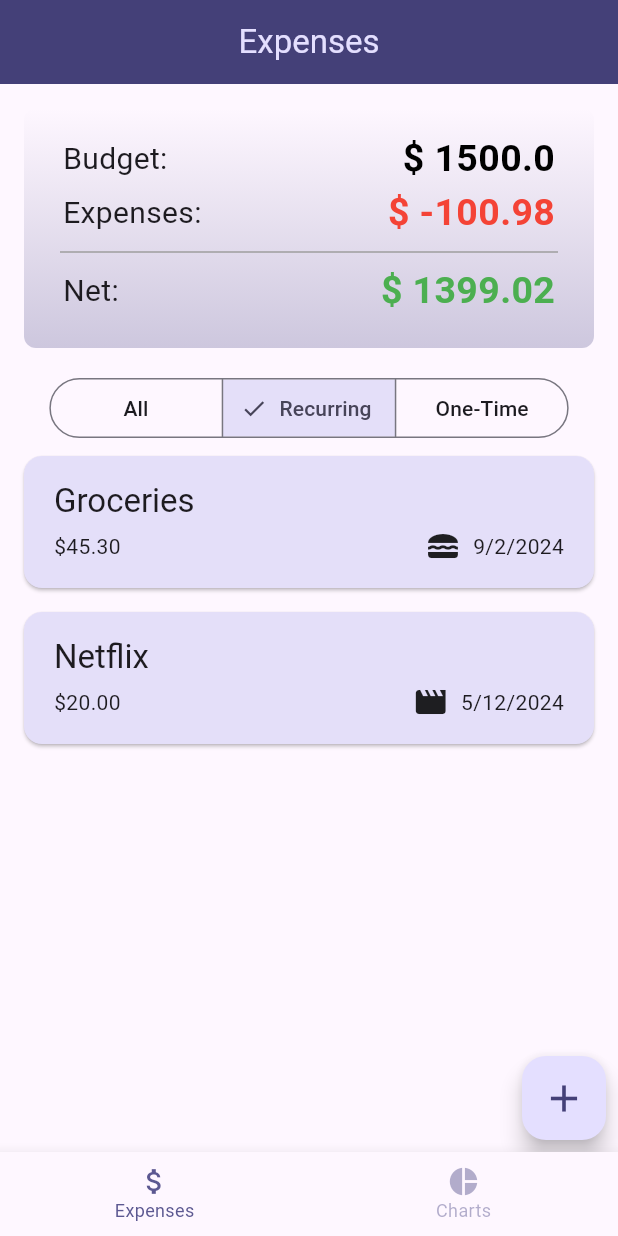
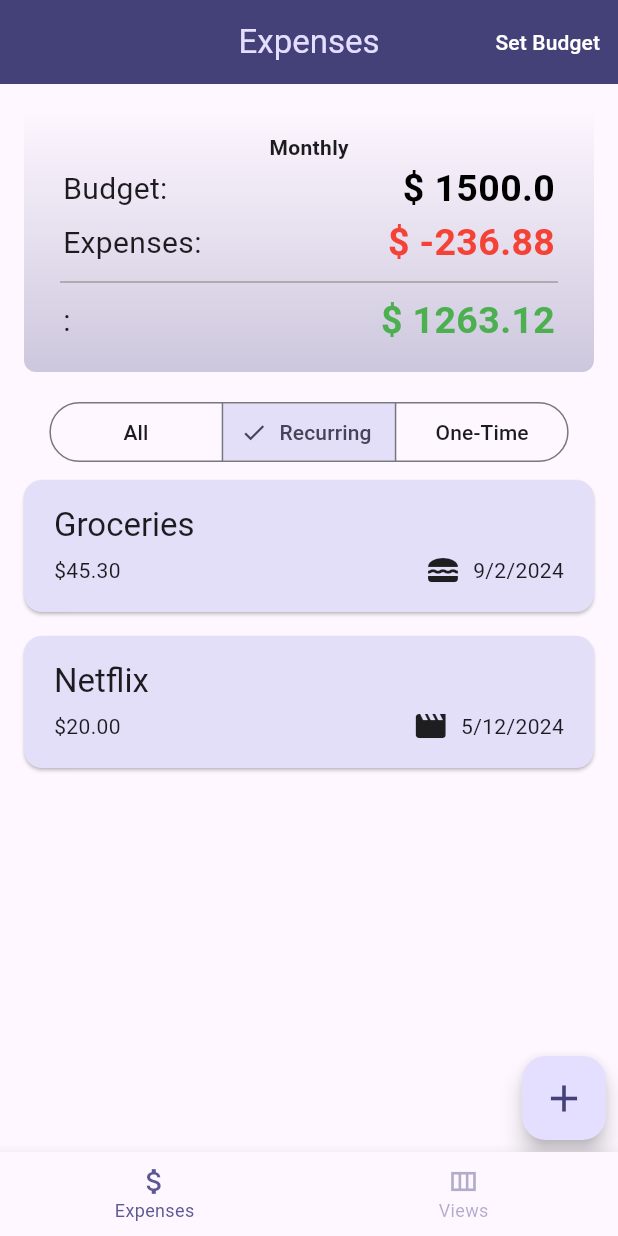
Before and after one commit to Mclovin0213/expense_app, a Flutter app: the screen it shows after launch, after a tap on "Recurring", on a phone screen of 412 x 824 dp. Run offline on Flutter 3.47's test engine with Material 3 defaults, Android fonts, the phone set to English and light mode, and no system bars; our stand-ins replace flutter_riverpod, table_calendar.

```diff
--- a/lib/app_route.dart
+++ b/lib/app_route.dart
@@ -1,4 +1,4 @@
-import 'package:expense_tracking_app/pages/charts.dart';
+import 'package:expense_tracking_app/pages/views.dart';
 import 'package:expense_tracking_app/pages/expenses.dart';
 import 'package:flutter/material.dart';
 
@@ -11,15 +11,91 @@ class AppRoute extends StatefulWidget {
 
 class _AppRouteState extends State<AppRoute> {
   int _selectedIndex = 0;
-  static final List<Widget> _navPages = [
-    const ExpensesPage(),
-    const ChartsPage()
-  ];
+  double _budget = 1500;
+  String _selectedView = 'chart';
 
-  static final List<String> _pageTitles = [
-    "Expenses",
-    "Charts"
-  ];
+  static final List<String> _viewOptions = ['chart', 'calendar'];
+
+  static final List<String> _pageTitles = ["Expenses", "Views"];
+
+  void _showSetBudgetDialog() {
+    final TextEditingController budgetController = TextEditingController();
+
+    showDialog(
+      context: context,
+      builder: (context) {
+        return AlertDialog(
+          title: const Text('Set Budget'),
+          content: TextField(
+            controller: budgetController,
+            keyboardType: TextInputType.number,
+            decoration: const InputDecoration(labelText: 'Enter your budget'),
+          ),
+          actions: [
+            TextButton(
+              onPressed: () {
+                Navigator.of(context).pop();
+              },
+              child: const Text('Cancel'),
+            ),
+            ElevatedButton(
+              onPressed: () {
+                setState(() {
+                  _budget = double.tryParse(budgetController.text) ?? 0.0;
+                });
+                Navigator.of(context).pop();
+              },
+              child: const Text('Set'),
+            ),
+          ],
+        );
+      },
+    );
+  }
+
+  void _showChangeViewDialog() {
+    showDialog(
+      context: context,
+      builder: (context) {
+        String selectedValue = _selectedView;
+
+        return AlertDialog(
+          title: const Text('Change View'),
+          content: DropdownButton(
+            value: selectedValue,
+            items: _viewOptions.map((String value) {
+              return DropdownMenuItem(
+                value: value,
+                child: Text(value.toUpperCase()),
+              );
+            }).toList(),
+            onChanged: (String? newValue) {
+              setState(() {
+                selectedValue = newValue!;
+              });
+            },
+          ),
+          actions: [
+            TextButton(
+              onPressed: () {
+                Navigator.of(context).pop();
+              },
+              child: const Text('Cancel'),
+            ),
+            ElevatedButton(
+              onPressed: () {
+                setState(() {
+                  _selectedView = selectedValue;
+                });
+                Navigator.of(context).pop();
+              },
+              child: const Text('Set'),
+            ),
+          ],
+        );
+      },
+    );
+  }
 
   void _onItemTapped(int index) {
     setState(() {
@@ -27,15 +103,37 @@ class _AppRouteState extends State<AppRoute> {
     });
   }
 
+
+
   @override
   Widget build(BuildContext context) {
+    Widget? activePage;
+
+    if (_selectedIndex == 0) {
+      activePage = ExpensesPage(budget: _budget);
+    } else {
+      activePage = ViewsPage(selectedView: _selectedView,);
+    }
+
     return Scaffold(
       appBar: AppBar(
         title: Text(_pageTitles[_selectedIndex]),
         centerTitle: true,
+        actions: [
+          if (_selectedIndex == 0)
+            TextButton(
+              onPressed: _showSetBudgetDialog,
+              child: const Text('Set Budget', style: TextStyle(color: Colors.white)),
+            )
+          else
+            TextButton(
+              onPressed: _showChangeViewDialog,
+              child: const Text('Change View', style: TextStyle(color: Colors.white)),
+            ),
+        ],
       ),
       body: Center(
-        child: _navPages[_selectedIndex],
+        child: activePage,
       ),
       bottomNavigationBar: BottomNavigationBar(
         type: BottomNavigationBarType.fixed,
@@ -48,14 +146,14 @@ class _AppRouteState extends State<AppRoute> {
           ),
           BottomNavigationBarItem(
               icon: Icon(
-                Icons.pie_chart,
+                Icons.view_column_outlined,
               ),
-              label: "Charts"
-          ),
+              label: "Views"),
         ],
         currentIndex: _selectedIndex,
         selectedItemColor: Theme.of(context).colorScheme.primary,
-        unselectedItemColor: Theme.of(context).colorScheme.primary.withAlpha(120),
+        unselectedItemColor:
+            Theme.of(context).colorScheme.primary.withAlpha(120),
         iconSize: 22,
         selectedFontSize: 12,
         unselectedFontSize: 12,
--- a/lib/models/expense.dart
+++ b/lib/models/expense.dart
@@ -8,7 +8,7 @@ const uuid = Uuid();
 
 enum Category { food, travel, leisure, work }
 
-enum RecurringType { monthly, weekly, yearly }
+enum RecurringType { daily, monthly, weekly, yearly }
 
 const categoryIcons = {
   Category.food: Icons.lunch_dining,
--- a/lib/pages/expenses.dart
+++ b/lib/pages/expenses.dart
@@ -9,7 +9,12 @@ import 'package:flutter_riverpod/flutter_riverpod.dart';
 import '../providers/expenses_provider.dart'; // Import provider
 
 class ExpensesPage extends ConsumerStatefulWidget {
-  const ExpensesPage({super.key});
+  const ExpensesPage({
+    super.key,
+    required this.budget,
+  });
+
+  final double budget;
 
   @override
   ConsumerState<ExpensesPage> createState() => _ExpensesPageState();
@@ -26,9 +31,7 @@ class _ExpensesPageState extends ConsumerState<ExpensesPage> {
   List<Expense> _filterExpenses(List<Expense> expenses, ViewOption viewOption) {
     switch (viewOption) {
       case ViewOption.recurring:
-        return expenses
-            .whereType<RecurringExpense>()
-            .toList();
+        return expenses.whereType<RecurringExpense>().toList();
       case ViewOption.oneTime:
         return expenses
             .where((expense) => expense is! RecurringExpense)
@@ -81,6 +84,7 @@ class _ExpensesPageState extends ConsumerState<ExpensesPage> {
   @override
   Widget build(BuildContext context) {
     final registeredExpenses = ref.watch(expensesProvider);
+    final totalMonthlyExpenses = ref.read(expensesProvider.notifier).totalMonthlyExpenses;
 
     // expenses shown on screen
     final filteredExpenses = _filterExpenses(registeredExpenses, expensesView);
@@ -102,10 +106,9 @@ class _ExpensesPageState extends ConsumerState<ExpensesPage> {
       children: [
         Column(
           children: [
-            // Chart(expenses: registeredExpenses),
             BudgetView(
-              totalExpenses: ref.read(expensesProvider.notifier).totalExpenses,
-              budget: 1500,
+              totalExpenses: totalMonthlyExpenses,
+              budget: widget.budget,
             ),
             SegmentedButton(
               segments: const [
--- a/lib/providers/expenses_provider.dart
+++ b/lib/providers/expenses_provider.dart
@@ -1,3 +1,4 @@
+import 'package:flutter/material.dart';
 import 'package:flutter_riverpod/flutter_riverpod.dart';
 import 'package:expense_tracking_app/models/expense.dart';
 
@@ -48,6 +49,73 @@ class ExpensesNotifier extends StateNotifier<List<Expense>> {
     }
     return total;
   }
+
+  double get totalMonthlyExpenses {
+    final now = DateTime.now();
+    final currentMonth = now.month;
+    final currentYear = now.year;
+
+    double total = 0;
+
+    for (final expense in state) {
+      if (expense is RecurringExpense) {
+        if (_isRecurringExpenseInCurrentMonth(expense, currentMonth, currentYear)) {
+          total += expense.amount * timesInCurrentMonth(expense, currentMonth, currentYear);
+        }
+      } else {
+        if (expense.date.month == currentMonth && expense.date.year == currentYear) {
+          total += expense.amount;
+        }
+      }
+    }
+    return total;
+  }
+
+  int timesInCurrentMonth(RecurringExpense expense, int currentMonth, int currentYear) {
+    final DateTime startDate = expense.date;
+
+    if (expense.recurringType == RecurringType.monthly) {
+      return 1;
+    } else if (expense.recurringType == RecurringType.weekly) {
+      DateTime firstDayOfMonth = DateTime(currentYear, currentMonth, 1);
+      DateTime lastDayOfMonth = DateTime(currentYear, currentMonth + 1, 0);
+
+      int recurrenceCount = 0;
+      DateTime paymentDate = startDate;
+
+      while (paymentDate.isBefore(lastDayOfMonth.add(const Duration(days: 1)))) {
+        if (paymentDate.isAfter(firstDayOfMonth.subtract(const Duration(days: 1)))) {
+          recurrenceCount++;
+        }
+        paymentDate = paymentDate.add(const Duration(days: 7)); // Weekly recurrence
+      }
+
+      return recurrenceCount;
+    } else if (expense.recurringType == RecurringType.daily) {
+      return DateUtils.getDaysInMonth(currentYear, currentMonth) - startDate.day;
+    }
+
+    return 0; // Fallback for non-recurring or unsupported recurring types
+  }
+
+  bool _isRecurringExpenseInCurrentMonth(
+      RecurringExpense expense, int currentMonth, int currentYear) {
+    final DateTime startDate = expense.date;
+
+    if (expense.recurringType == RecurringType.monthly) {
+      return (startDate.year < currentYear || (startDate.year == currentYear && startDate.month <= currentMonth));
+    } else if (expense.recurringType == RecurringType.weekly) {
+      DateTime paymentDate = startDate;
+      while (paymentDate.isBefore(DateTime(currentYear, currentMonth + 1, 1))) {
+        if (paymentDate.month == currentMonth && paymentDate.year == currentYear) {
+          return true;
+        }
+        paymentDate = paymentDate.add(const Duration(days: 7));
+      }
+    }
+
+    return false;
+  }
 }
 
 final expensesProvider =
--- a/lib/widgets/budget_view.dart
+++ b/lib/widgets/budget_view.dart
@@ -16,17 +16,16 @@ class BudgetView extends StatelessWidget {
 
   @override
   Widget build(BuildContext context) {
-    final isDarkMode =
-        MediaQuery.of(context).platformBrightness == Brightness.dark;
-
-    return Container(
+    return Column(
+      children: [
+        Container(
           margin: const EdgeInsets.all(16),
           padding: const EdgeInsets.symmetric(
             vertical: 16,
             horizontal: 8,
           ),
           width: double.infinity,
-      height: 160,
+          height: 176,
           decoration: BoxDecoration(
             borderRadius: BorderRadius.circular(8),
             gradient: LinearGradient(
@@ -40,6 +39,7 @@ class BudgetView extends StatelessWidget {
           ),
           child: Column(
             children: [
+              const Text("Monthly", style: TextStyle(fontWeight: FontWeight.bold),),
               MoneyRow(
                 textTitle: "Budget",
                 value: "$budget",
@@ -57,12 +57,14 @@ class BudgetView extends StatelessWidget {
                 endIndent: 16,
               ),
               MoneyRow(
-            textTitle: "Net",
+                textTitle: "",
                 value: (budget - totalExpenses).toStringAsFixed(2),
-            color: Colors.green,
+                color: (budget - totalExpenses) < 0 ? Colors.red : Colors.green,
               ),
             ],
           ),
+        ),
+      ],
     );
   }
 }
--- a/pubspec.yaml
+++ b/pubspec.yaml
@@ -37,8 +37,8 @@ dependencies:
   cupertino_icons: ^1.0.8
   uuid: ^4.5.0
   intl: ^0.19.0
-  fl_chart: ^0.69.0
   flutter_riverpod: ^2.5.3
+  table_calendar: ^3.1.2
 
 dev_dependencies:
   flutter_test:
```
Also changed, not shown: lib/pages/charts.dart (deleted, +0 -177 lines), lib/pages/views.dart (added, +37 -0 lines), lib/widgets/calendar.dart (added, +150 -0 lines), lib/widgets/new_expense.dart (+0 -21 lines), pubspec.lock. Lines whose indentation alone changed are shown as unchanged.
